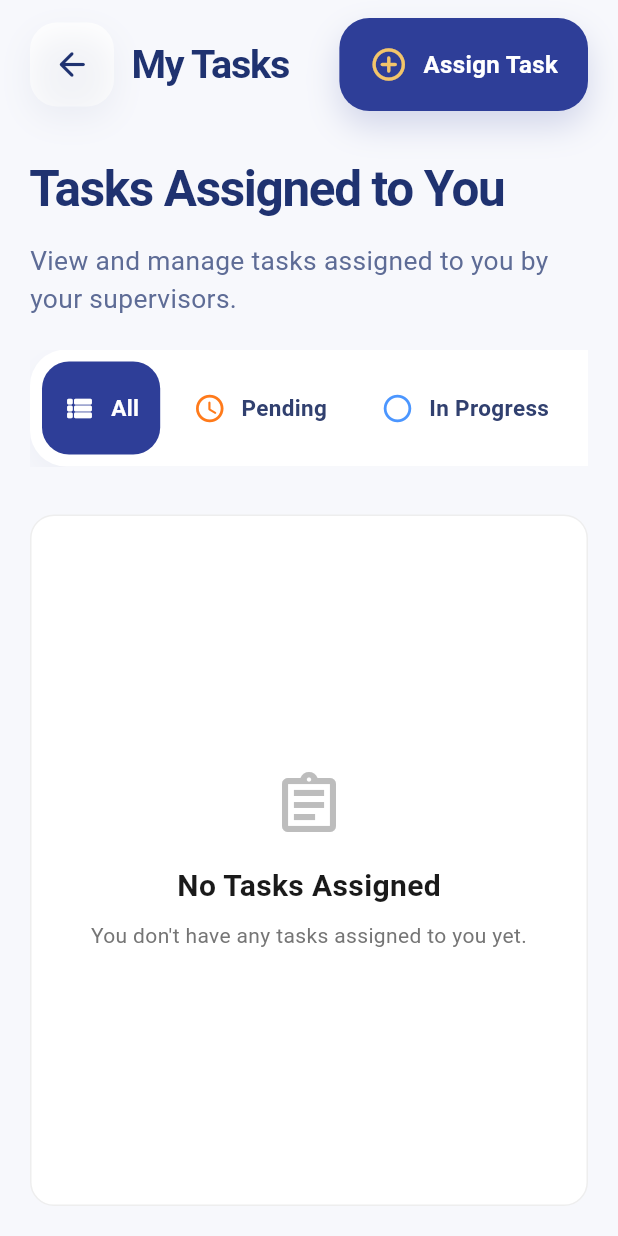
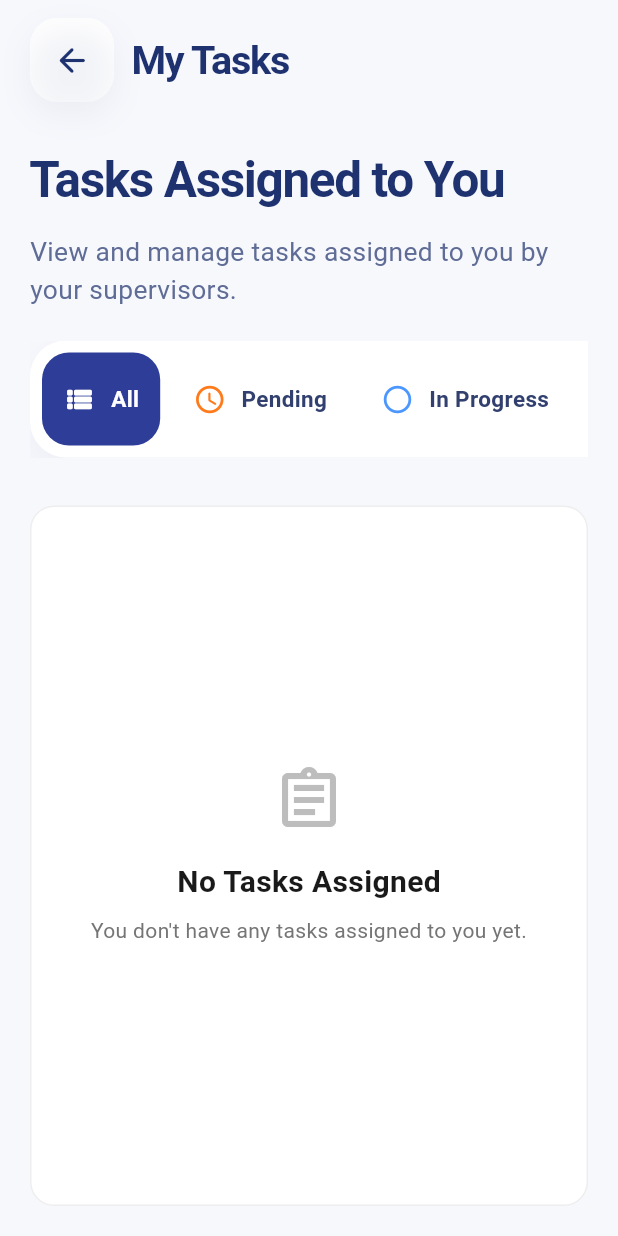
Before and after one commit to Scholar-Mobile-App/hp_mobile_new, a Flutter app: the TaskAssignmentProgressScreen screen opened directly, on a phone screen of 412 x 824 dp. Run offline on Flutter 3.47's test engine with Material 3 defaults, Android fonts, the phone set to English and light mode, and no system bars; our stand-ins replace another_flushbar, firebase_core, firebase_messaging, flutter_local_notifications, google_fonts, shared_preferences; accounts and stored records are empty; statements that could not run were skipped.

Commit message:
fix(ui): restrict task assignment button to admin users
Only show the task assignment button if the current user's profile name contains 'admin' (case-insensitive), preventing non-admin users from accessing assignment functionality on the progress screen.

```diff
--- a/lib/screens/organization_management/task_assignment_progress_screen.dart
+++ b/lib/screens/organization_management/task_assignment_progress_screen.dart
@@ -651,7 +651,8 @@ class _TaskAssignmentProgressScreenState
                         ),
                       ),
                     ),
-                    _buildAssignTaskButton(),
+                    if ((Provider.of<AuthProvider>(context, listen: false).currentUser?.userProfileName ?? '').toLowerCase().contains('admin'))
+                      _buildAssignTaskButton(),
                   ],
                 ),
                 SizedBox(height: getResponsivePadding(context) * 1.4),
```
